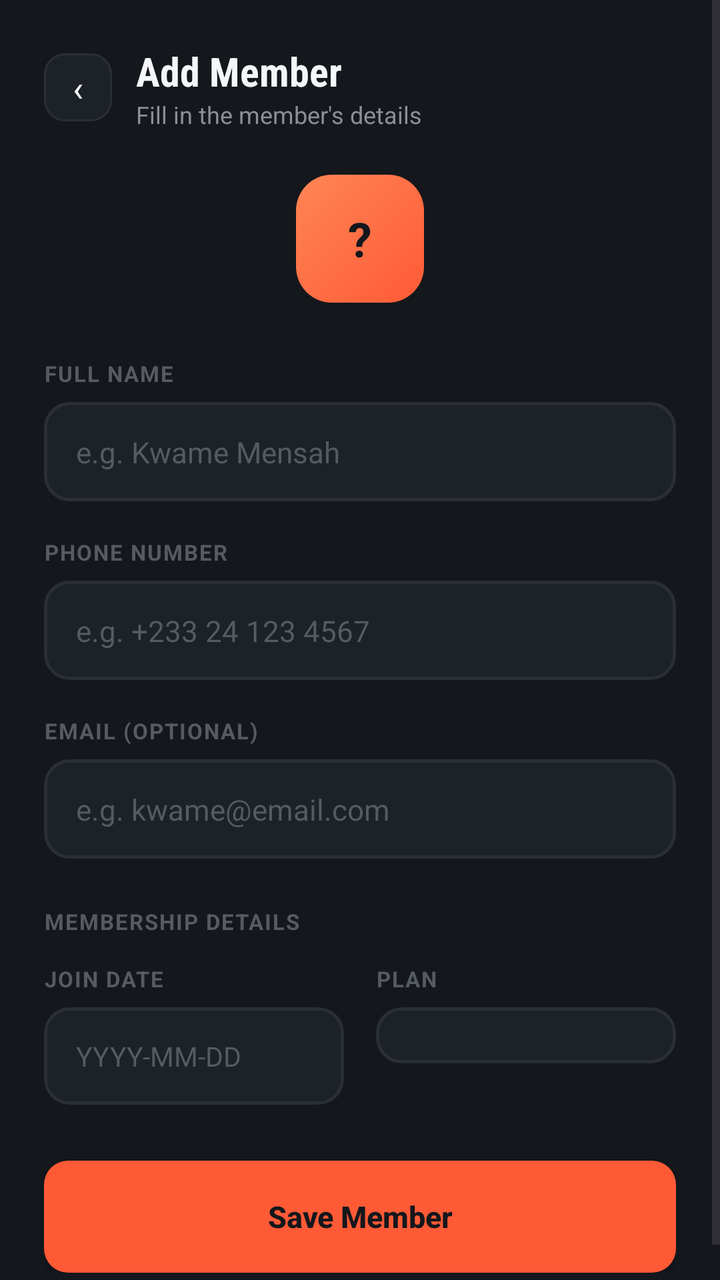
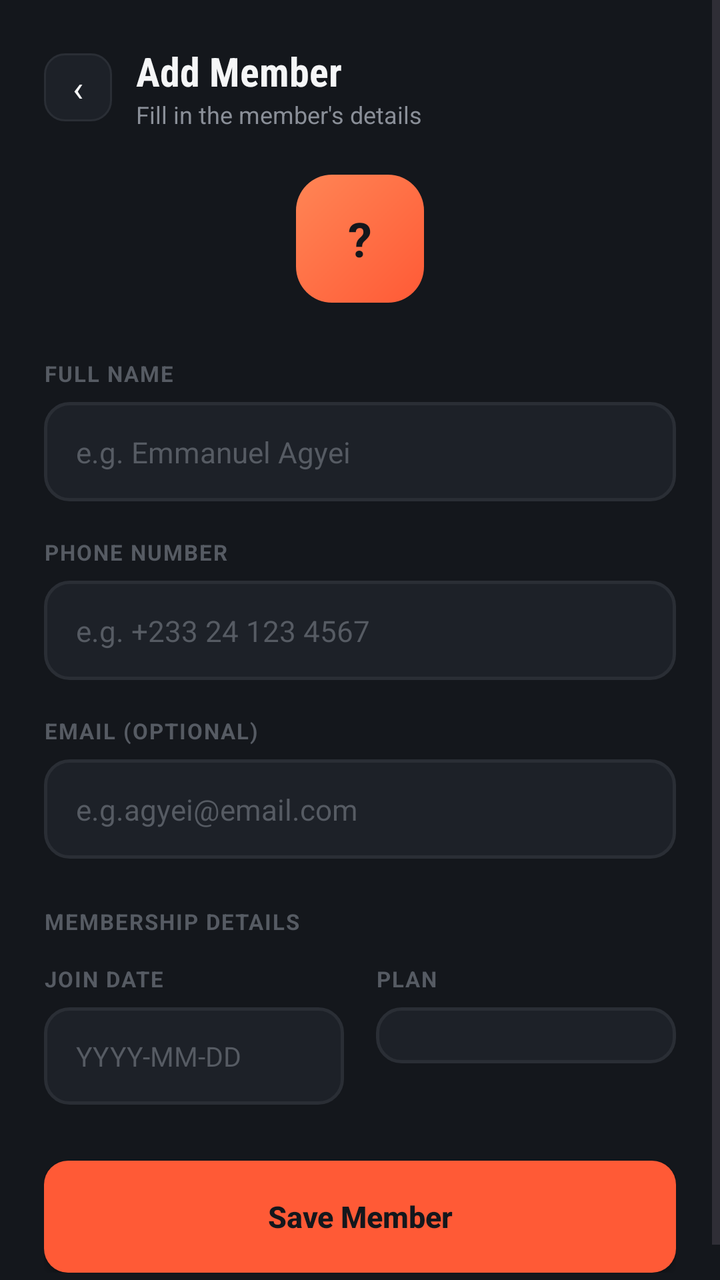

The first picture is an Android layout as it rendered before a commit; the second is the same layout after the commit. The layout source and the unified diff follow.
<!-- AndroidManifest.xml: application theme Theme.GymMembershipSystem -->
<!-- res/layout/activity_add_edit_member.xml -->
<?xml version="1.0" encoding="utf-8"?>
<ScrollView xmlns:android="http://schemas.android.com/apk/res/android"
    android:layout_width="match_parent"
    android:layout_height="match_parent"
    android:background="@color/bg_dark">

    <LinearLayout
        android:layout_width="match_parent"
        android:layout_height="wrap_content"
        android:orientation="vertical"
        android:padding="22dp"
        android:paddingTop="50dp">

        <LinearLayout
            android:layout_width="match_parent"
            android:layout_height="wrap_content"
            android:orientation="horizontal"
            android:gravity="center_vertical"
            android:layout_marginBottom="22dp">

            <TextView
                android:id="@+id/btnBack"
                android:layout_width="34dp"
                android:layout_height="34dp"
                android:background="@drawable/bg_back_chip"
                android:gravity="center"
                android:text="‹"
                android:textColor="@color/text_primary"
                android:textSize="18sp"
                android:clickable="true"
                android:focusable="true" />

            <LinearLayout
                android:layout_width="0dp"
                android:layout_height="wrap_content"
                android:layout_weight="1"
                android:orientation="vertical"
                android:layout_marginStart="12dp">

                <TextView
                    android:id="@+id/tvTitle"
                    android:layout_width="wrap_content"
                    android:layout_height="wrap_content"
                    android:text="Add Member"
                    android:textColor="@color/text_primary"
                    android:textSize="20sp"
                    android:fontFamily="sans-serif-condensed"
                    android:textStyle="bold" />

                <TextView
                    android:layout_width="wrap_content"
                    android:layout_height="wrap_content"
                    android:text="Fill in the member's details"
                    android:textColor="@color/text_secondary"
                    android:textSize="12sp" />

            </LinearLayout>

        </LinearLayout>

        <TextView
            android:id="@+id/tvAvatarPreview"
            android:layout_width="64dp"
            android:layout_height="64dp"
            android:layout_gravity="center_horizontal"
            android:background="@drawable/bg_avatar_placeholder"
            android:gravity="center"
            android:text="?"
            android:textColor="@color/bg_dark"
            android:textSize="24sp"
            android:textStyle="bold"
            android:layout_marginBottom="28dp" />

        <TextView
            android:layout_width="wrap_content"
            android:layout_height="wrap_content"
            android:text="FULL NAME"
            android:textColor="@color/text_muted"
            android:textSize="11sp"
            android:letterSpacing="0.06"
            android:textStyle="bold"
            android:layout_marginBottom="7dp" />

        <EditText
            android:id="@+id/editName"
            android:layout_width="match_parent"
            android:layout_height="wrap_content"
            android:background="@drawable/edittext_selector"
            android:hint="e.g. Kwame Mensah"
            android:inputType="textPersonName"
            android:textColor="@color/text_primary"
            android:textColorHint="@color/text_muted"
            android:textSize="14.5sp"
            android:layout_marginBottom="18dp" />

        <TextView
            android:layout_width="wrap_content"
            android:layout_height="wrap_content"
            android:text="PHONE NUMBER"
            android:textColor="@color/text_muted"
            android:textSize="11sp"
            android:letterSpacing="0.06"
            android:textStyle="bold"
            android:layout_marginBottom="7dp" />

        <EditText
            android:id="@+id/editPhone"
            android:layout_width="match_parent"
            android:layout_height="wrap_content"
            android:background="@drawable/edittext_selector"
            android:hint="e.g. +233 24 123 4567"
            android:inputType="phone"
            android:textColor="@color/text_primary"
            android:textColorHint="@color/text_muted"
            android:textSize="14.5sp"
            android:layout_marginBottom="18dp" />

        <TextView
            android:layout_width="wrap_content"
            android:layout_height="wrap_content"
            android:text="EMAIL (OPTIONAL)"
            android:textColor="@color/text_muted"
            android:textSize="11sp"
            android:letterSpacing="0.06"
            android:textStyle="bold"
            android:layout_marginBottom="7dp" />

        <EditText
            android:id="@+id/editEmail"
            android:layout_width="match_parent"
            android:layout_height="wrap_content"
            android:background="@drawable/edittext_selector"
            android:hint="e.g. kwame@email.com"
            android:inputType="textEmailAddress"
            android:textColor="@color/text_primary"
            android:textColorHint="@color/text_muted"
            android:textSize="14.5sp"
            android:layout_marginBottom="10dp" />

        <TextView
            android:layout_width="wrap_content"
            android:layout_height="wrap_content"
            android:text="MEMBERSHIP DETAILS"
            android:textColor="@color/text_muted"
            android:textSize="11sp"
            android:letterSpacing="0.06"
            android:textStyle="bold"
            android:layout_marginTop="14dp"
            android:layout_marginBottom="14dp" />



        <LinearLayout
            android:layout_width="match_parent"
            android:layout_height="wrap_content"
            android:orientation="horizontal">

            <LinearLayout
                android:layout_width="0dp"
                android:layout_height="wrap_content"
                android:layout_weight="1"
                android:orientation="vertical"
                android:layout_marginEnd="8dp">

                <TextView
                    android:layout_width="wrap_content"
                    android:layout_height="wrap_content"
                    android:text="JOIN DATE"
                    android:textColor="@color/text_muted"
                    android:textSize="11sp"
                    android:letterSpacing="0.06"
                    android:textStyle="bold"
                    android:layout_marginBottom="7dp" />

                <EditText
                    android:id="@+id/editJoinDate"
                    android:layout_width="match_parent"
                    android:layout_height="wrap_content"
                    android:background="@drawable/edittext_selector"
                    android:hint="YYYY-MM-DD"
                    android:focusable="false"
                    android:inputType="none"
                    android:textColor="@color/text_primary"
                    android:textColorHint="@color/text_muted"
                    android:textSize="13.5sp" />

            </LinearLayout>

            <LinearLayout
                android:layout_width="0dp"
                android:layout_height="wrap_content"
                android:layout_weight="1"
                android:orientation="vertical"
                android:layout_marginStart="8dp">

                <TextView
                    android:layout_width="wrap_content"
                    android:layout_height="wrap_content"
                    android:text="PLAN"
                    android:textColor="@color/text_muted"
                    android:textSize="11sp"
                    android:letterSpacing="0.06"
                    android:textStyle="bold"
                    android:layout_marginBottom="7dp" />

                <Spinner
                    android:id="@+id/spinnerPlan"
                    android:layout_width="match_parent"
                    android:layout_height="wrap_content"
                    android:background="@drawable/bg_field_row"
                    android:padding="14dp"
                    android:minHeight="0dp" />

            </LinearLayout>

        </LinearLayout>

        <androidx.appcompat.widget.AppCompatButton
            android:id="@+id/btnSave"
            android:layout_width="match_parent"
            android:layout_height="56dp"
            android:layout_marginTop="28dp"
            android:background="@drawable/bg_button_orange"
            android:text="Save Member"
            android:textAllCaps="false"
            android:textColor="@color/bg_dark"
            android:textSize="15sp"
            android:textStyle="bold" />

    </LinearLayout>

</ScrollView>
<!-- resources referenced by this layout -->
<resources>
  <color name="bg_dark">#14171C</color>
  <color name="text_muted">#565B63</color>
  <color name="text_primary">#F5F6F7</color>
  <color name="text_secondary">#8A8F98</color>
  <!-- drawable bg_avatar_placeholder (drawable) -->
  <?xml version="1.0" encoding="utf-8"?>
  <shape xmlns:android="http://schemas.android.com/apk/res/android" android:shape="rectangle">
      <gradient
          android:startColor="@color/accent_orange"
          android:endColor="@color/accent_orange_light"
          android:angle="135" />
      <corners android:radius="18dp" />
  </shape>
  <!-- drawable bg_back_chip (drawable) -->
  <?xml version="1.0" encoding="utf-8"?>
  <shape xmlns:android="http://schemas.android.com/apk/res/android" android:shape="rectangle">
      <solid android:color="@color/surface_dark" />
      <stroke android:width="1dp" android:color="@color/border_dark" />
      <corners android:radius="10dp" />
  </shape>
  <!-- drawable bg_button_orange (drawable) -->
  <?xml version="1.0" encoding="utf-8"?>
  <shape xmlns:android="http://schemas.android.com/apk/res/android" android:shape="rectangle">
      <solid android:color="@color/accent_orange" />
      <corners android:radius="12dp" />
  </shape>
  <!-- drawable bg_field_row (drawable) -->
  <?xml version="1.0" encoding="utf-8"?>
  <shape xmlns:android="http://schemas.android.com/apk/res/android" android:shape="rectangle">
      <solid android:color="@color/surface_dark" />
      <stroke android:width="1.5dp" android:color="@color/border_dark" />
      <corners android:radius="12dp" />
  </shape>
  <!-- drawable edittext_selector (drawable) -->
  <?xml version="1.0" encoding="utf-8"?>
  <selector xmlns:android="http://schemas.android.com/apk/res/android">
      <item android:state_focused="true" android:drawable="@drawable/bg_edittext_focused" />
      <item android:drawable="@drawable/bg_edittext_default" />
  </selector>
  <style name="Theme.GymMembershipSystem" parent="Base.Theme.GymMembershipSystem" />
  <color name="accent_orange">#FF5A36</color>
  <color name="accent_orange_light">#FF8555</color>
  <color name="surface_dark">#1D2128</color>
  <color name="border_dark">#2A2E35</color>
  <!-- drawable bg_edittext_focused (drawable) -->
  <?xml version="1.0" encoding="utf-8"?>
  <shape xmlns:android="http://schemas.android.com/apk/res/android" android:shape="rectangle">
      <solid android:color="@color/surface_dark" />
      <stroke android:width="1.5dp" android:color="@color/accent_orange" />
      <corners android:radius="12dp" />
      <padding android:left="16dp" android:top="15dp" android:right="16dp" android:bottom="15dp" />
  </shape>
  <!-- drawable bg_edittext_default (drawable) -->
  <?xml version="1.0" encoding="utf-8"?>
  <shape xmlns:android="http://schemas.android.com/apk/res/android" android:shape="rectangle">
      <solid android:color="@color/surface_dark" />
      <stroke android:width="1.5dp" android:color="@color/border_dark" />
      <corners android:radius="12dp" />
      <padding android:left="16dp" android:top="15dp" android:right="16dp" android:bottom="15dp" />
  </shape>
  <style name="Base.Theme.GymMembershipSystem" parent="Theme.Material3.DayNight.NoActionBar">
          
          
      </style>
</resources>

<!-- the commit's change to res/layout/activity_add_edit_member.xml (unified diff, before → after) -->
@@ -86,7 +86,7 @@
             android:layout_width="match_parent"
             android:layout_height="wrap_content"
             android:background="@drawable/edittext_selector"
-            android:hint="e.g. Kwame Mensah"
+            android:hint="e.g. Emmanuel Agyei"
             android:inputType="textPersonName"
             android:textColor="@color/text_primary"
             android:textColorHint="@color/text_muted"
@@ -130,7 +130,7 @@
             android:layout_width="match_parent"
             android:layout_height="wrap_content"
             android:background="@drawable/edittext_selector"
-            android:hint="e.g. kwame@email.com"
+            android:hint="e.g.agyei@email.com"
             android:inputType="textEmailAddress"
             android:textColor="@color/text_primary"
             android:textColorHint="@color/text_muted"
